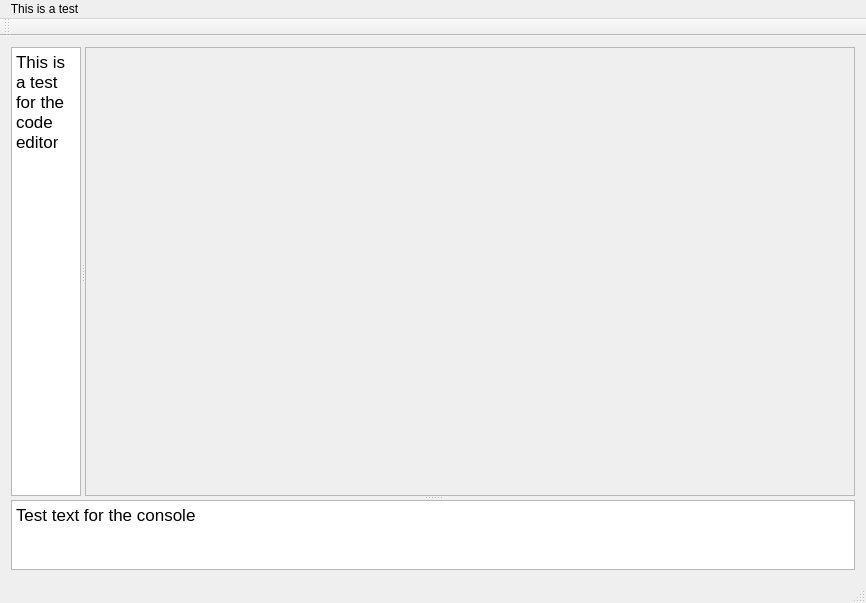
MEEN-570-Fall-2026/ryan_day_final_project, file application/MainWindow.ui: the form before one commit.
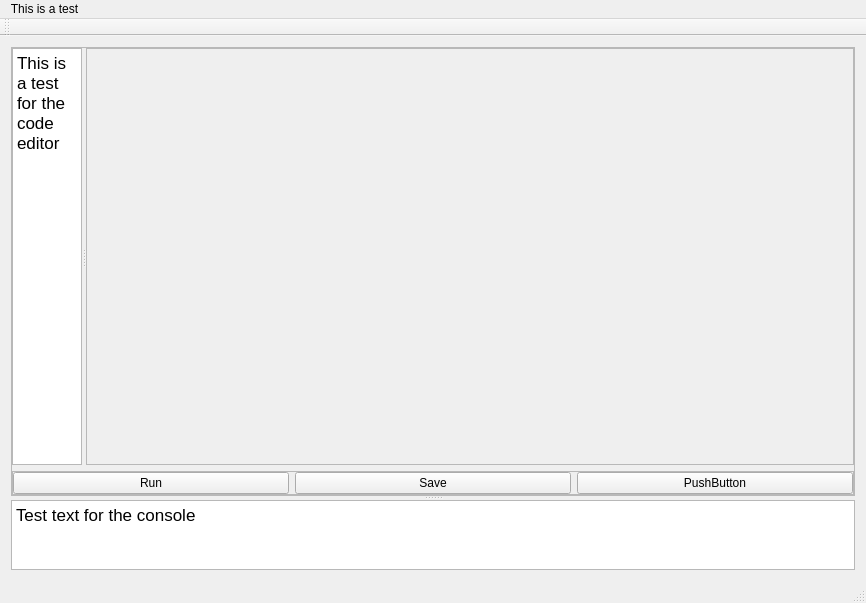
The form after the commit.

```diff
--- a/application/MainWindow.ui
+++ b/application/MainWindow.ui
@@ -55,6 +55,27 @@
            <number>0</number>
           </property>
           <item>
+           <widget class="QFrame" name="frame_2">
+            <property name="frameShape">
+             <enum>QFrame::Shape::StyledPanel</enum>
+            </property>
+            <property name="frameShadow">
+             <enum>QFrame::Shadow::Raised</enum>
+            </property>
+            <layout class="QVBoxLayout" name="verticalLayout_3">
+             <property name="leftMargin">
+              <number>0</number>
+             </property>
+             <property name="topMargin">
+              <number>0</number>
+             </property>
+             <property name="rightMargin">
+              <number>0</number>
+             </property>
+             <property name="bottomMargin">
+              <number>0</number>
+             </property>
+             <item>
            <widget class="QSplitter" name="splitter">
             <property name="sizePolicy">
              <sizepolicy hsizetype="Expanding" vsizetype="Expanding">
@@ -100,6 +121,54 @@
               <enum>QFrame::Shadow::Raised</enum>
              </property>
             </widget>
+              </widget>
+             </item>
+             <item>
+              <widget class="QFrame" name="frame_3">
+               <property name="frameShape">
+                <enum>QFrame::Shape::StyledPanel</enum>
+               </property>
+               <property name="frameShadow">
+                <enum>QFrame::Shadow::Raised</enum>
+               </property>
+               <layout class="QHBoxLayout" name="horizontalLayout_2">
+                <property name="leftMargin">
+                 <number>0</number>
+                </property>
+                <property name="topMargin">
+                 <number>0</number>
+                </property>
+                <property name="rightMargin">
+                 <number>0</number>
+                </property>
+                <property name="bottomMargin">
+                 <number>0</number>
+                </property>
+                <item>
+                 <widget class="QPushButton" name="runCodeButton">
+                  <property name="text">
+                   <string>Run</string>
+                  </property>
+                 </widget>
+                </item>
+                <item>
+                 <widget class="QPushButton" name="saveButton">
+                  <property name="text">
+                   <string>Save</string>
+                  </property>
+                 </widget>
+                </item>
+                <item>
+                 <widget class="QPushButton" name="pushButton_3">
+                  <property name="text">
+                   <string>PushButton</string>
+                  </property>
+                 </widget>
+                </item>
+               </layout>
+              </widget>
+             </item>
+            </layout>
            </widget>
           </item>
          </layout>
```
Lines whose indentation alone changed are shown as unchanged.
